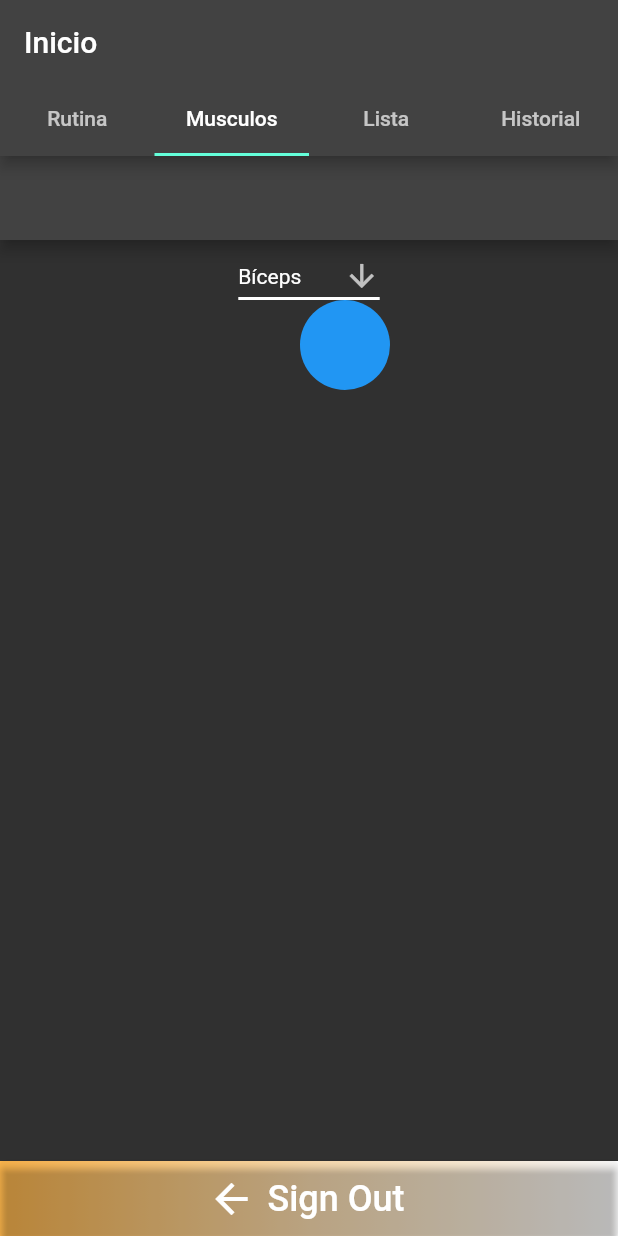
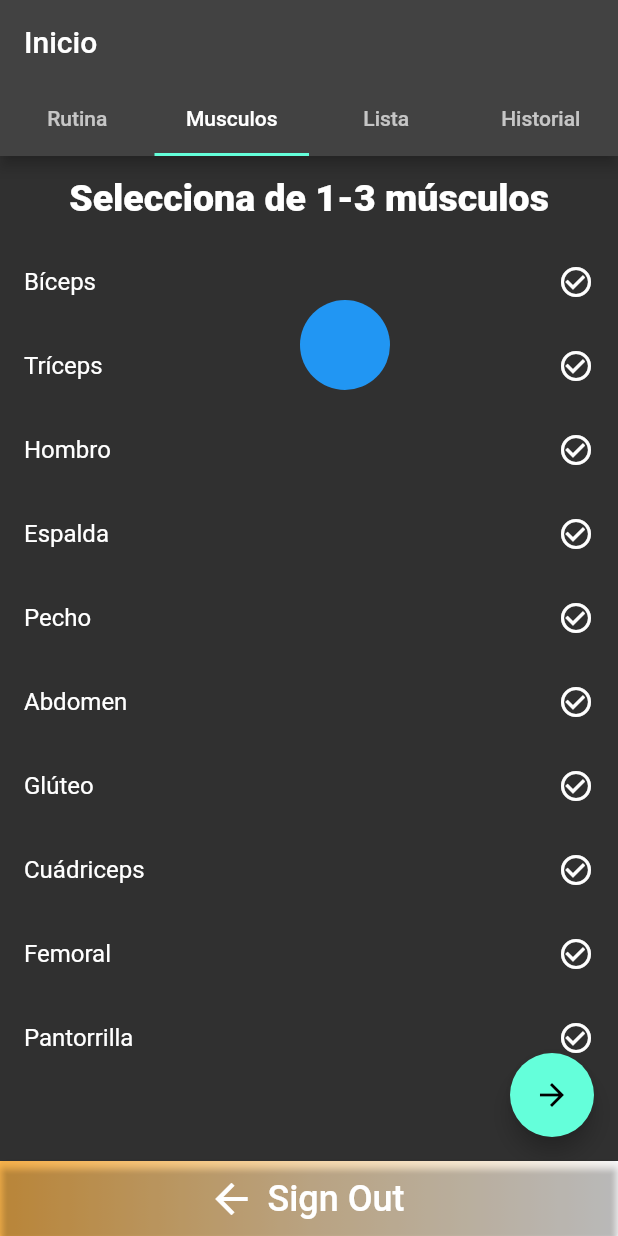
Before and after one commit to Shuy935/gym_h, a Flutter app: the screen it shows once a user with an empty profile is signed in, tab 2 chosen, on a phone screen of 412 x 824 dp. Run offline on Flutter 3.47's test engine with Material 2 defaults, Android fonts, the phone set to English and light mode, and no system bars; our stand-ins replace cloud_firestore, easy_search_bar, email_validator, firebase_auth, firebase_core, firebase_database and 1 more; accounts and stored records are empty.

Commit message:
Musculos
Se modificó la pantalla para escoger los músculos

```diff
--- /dev/null
+++ b/lib/widget/interfaces/muscles.dart
@@ -0,0 +1,158 @@
+import 'package:flutter/material.dart';
+
+class MuscleScrn extends StatefulWidget {
+  @override
+  _MuscleScrnState createState() => _MuscleScrnState();
+}
+
+class _MuscleScrnState extends State<MuscleScrn> {
+  final List<String> allMusc = [
+    'Bíceps',
+    'Tríceps',
+    'Hombro',
+    'Espalda',
+    'Pecho',
+    'Abdomen',
+    'Glúteo',
+    'Cuádriceps',
+    'Femoral',
+    'Pantorrilla',
+  ];
+  List<String> selectedMusc = [];
+  String searching = '';
+
+  List<String> filteredMusc = [];
+
+  @override
+  void initState() {
+    filteredMusc = allMusc;
+    super.initState();
+  }
+
+  @override
+  Widget build(BuildContext context) {
+    return Scaffold(
+      // appBar: AppBar(
+      //   title: Text('Selecciona tus músculos'),
+      // ),
+      body: Column(
+        children: <Widget>[
+          ListTile(
+            title: const Text(
+              'Selecciona de 1-3 músculos',
+              style: TextStyle(
+                fontSize: 25,
+                fontWeight: FontWeight.w900,
+                color: Color.fromARGB(255, 255, 255, 255),
+              ),
+              textAlign: TextAlign.center,
+            ),
+          ),
+          //buildSearchTextField(),
+          Expanded(
+            child: buildMuscleList(),
+          ),
+        ],
+      ),
+      floatingActionButton: FloatingActionButton(
+        onPressed: handleFloatingActionButton,
+        child: Icon(Icons.arrow_forward),
+      ),
+    );
+  }
+
+  Widget buildSearchTextField() {
+    return Padding(
+      padding: const EdgeInsets.all(8.0),
+      child: TextField(
+        onChanged: handleSearch,
+        decoration: InputDecoration(
+          labelText: 'Buscar Músculos',
+          prefixIcon: Icon(Icons.search),
+          border: OutlineInputBorder(
+            borderRadius: BorderRadius.circular(10.0),
+          ),
+        ),
+      ),
+    );
+  }
+
+  Widget buildMuscleList() {
+    return ListView(
+      children: filteredMusc.map(buildMuscleItem).toList(),
+    );
+  }
+
+  Widget buildMuscleItem(String muscle) {
+    return ListTile(
+      title: Text(muscle),
+      onTap: () => handleMuscleSelection(muscle),
+      trailing: selectedMusc.contains(muscle)
+          ? Icon(Icons.check_circle, color: Colors.green)
+          : Icon(Icons.check_circle_outline),
+    );
+  }
+
+  void handleSearch(String value) {
+    setState(() {
+      searching = value;
+      filteredMusc = allMusc
+          .where((muscle) =>
+              muscle.toLowerCase().contains(searching.toLowerCase()))
+          .toList();
+    });
+  }
+
+  void handleMuscleSelection(String muscle) {
+    if (selectedMusc.contains(muscle)) {
+      setState(() {
+        selectedMusc.remove(muscle);
+      });
+    } else if (selectedMusc.isEmpty) {
+      setState(() {
+        selectedMusc.add(muscle);
+      });
+    } else if (selectedMusc.length < 3) {
+      setState(() {
+        selectedMusc.add(muscle);
+      });
+    } else {
+      showSelectionError('Solo puedes seleccionar un máximo de 3 músculos.');
+    }
+  }
+
+  void handleFloatingActionButton() {
+    selectedMusc.isNotEmpty
+        ? navigateToRoutineScreen()
+        : showSelectionError('No seleccionaste ningún músculo aún.');
+  }
+
+  void navigateToRoutineScreen() {
+    // Navigator.push(
+    //   context,
+    //   MaterialPageRoute(
+    //     builder: (context) => RoutineScreen(selectedMusc),
+    //   ),
+    // );
+  }
+
+  void showSelectionError(String errorMessage) {
+    showDialog(
+      context: context,
+      builder: (context) {
+        return AlertDialog(
+          title: Text('Advertencia'),
+          content: Text(errorMessage),
+          actions: <Widget>[
+            TextButton(
+              child: Text('Aceptar'),
+              onPressed: () {
+                Navigator.of(context).pop();
+              },
+            ),
+          ],
+        );
+      },
+    );
+  }
+}
--- a/lib/widget/interfaces/tapbar.dart
+++ b/lib/widget/interfaces/tapbar.dart
@@ -3,12 +3,13 @@ import 'package:gym_h/widget/interfaces/Buscador.dart';
 import 'package:gym_h/widget/interfaces/BuscadorU.dart';
 import 'package:gym_h/widget/interfaces/Ejercicios.dart';
 import 'package:gym_h/widget/interfaces/Musculos.dart';
+import 'package:gym_h/widget/interfaces/muscles.dart';
 
 class TabBarH extends StatelessWidget {
   @override
   Widget build(BuildContext context) {
     final String rol = 'admin';
-    if(rol=='admin'){
+    if (rol == 'admin') {
       final List<Widget> _tabs = [
         const Tab(text: 'Rutina'),
         const Tab(text: 'Musculos'),
@@ -17,7 +18,6 @@ class TabBarH extends StatelessWidget {
       ];
 
       return DefaultTabController(
-
         length: _tabs.length,
         child: Scaffold(
           appBar: AppBar(
@@ -27,7 +27,7 @@ class TabBarH extends StatelessWidget {
           body: TabBarView(
             children: [
               Center(child: Ejercicios()),
-            Center(child: Musculos()),
+              Center(child: MuscleScrn()),
               Center(child: Lista()),
               const Center(child: Text('Historial')),
             ],
@@ -35,7 +35,7 @@ class TabBarH extends StatelessWidget {
           floatingActionButton: ButtonBar(),
         ),
       );
-    }else{
+    } else {
       final List<Widget> _tabs = [
         const Tab(text: 'Rutina'),
         const Tab(text: 'Musculos'),
@@ -44,7 +44,6 @@ class TabBarH extends StatelessWidget {
       ];
 
       return DefaultTabController(
-
         length: _tabs.length,
         child: Scaffold(
           appBar: AppBar(
```
Lines whose indentation alone changed are shown as unchanged.
